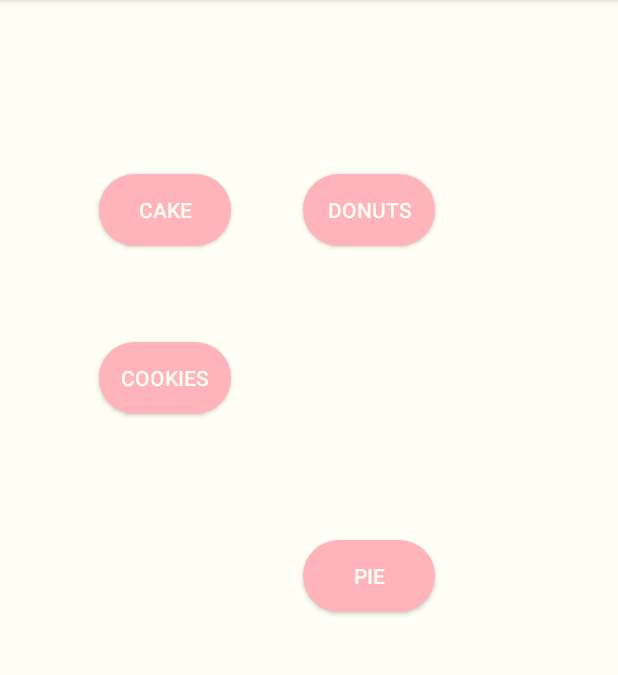
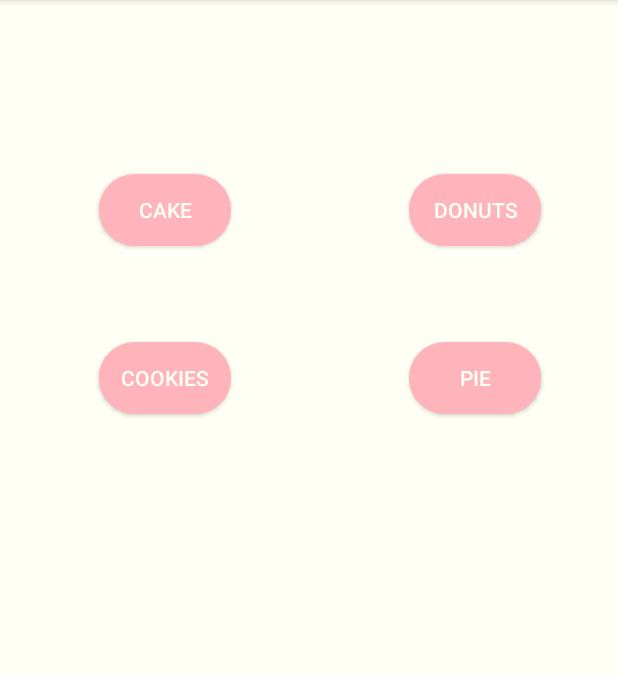
Before and after one commit to Abazzi/AndroidProject, an Android app: the screen it shows after launch (MainActivity), in the side drawer, after a tap on "Premade Dessert", on a phone screen of 412 x 824 dp, the part 84-759 px from its top. Run offline under Robolectric (Android 15) with nearby library versions, the phone set to English and light mode, and no system bars.

Commit message:
Centered the Description Text

```diff
--- a/app/src/main/java/com/example/adambazzi/drurylane/MainFragment.java
+++ b/app/src/main/java/com/example/adambazzi/drurylane/MainFragment.java
@@ -87,7 +87,7 @@ public class MainFragment extends Fragment {
         View view = inflater.inflate(R.layout.fragment_main, container, false);
 
 
-        dessertDescription = (TextView) view.findViewById(R.id.premadeDessertDescriptoin);
+        dessertDescription = (TextView) view.findViewById(R.id.premadeDessertDescription);
 
         list = (ListView) view.findViewById(R.id.premadeDessertListView);
 
--- a/app/src/main/java/com/example/adambazzi/drurylane/premadeMenu.java
+++ b/app/src/main/java/com/example/adambazzi/drurylane/premadeMenu.java
@@ -106,7 +106,7 @@ public class premadeMenu extends Fragment {
         View view = inflater.inflate(R.layout.fragment_premade_menu, container, false);
         list = (ListView) view.findViewById(R.id.premadeDessertListView);
 
-        dessertDescription = (TextView) view.findViewById(R.id.premadeDessertDescriptoin);
+        dessertDescription = (TextView) view.findViewById(R.id.premadeDessertDescription);
 
         addToCart = (Button) view.findViewById(R.id.addToCartButton);
 
--- a/app/src/main/res/layout/fragment_main.xml
+++ b/app/src/main/res/layout/fragment_main.xml
@@ -29,8 +29,7 @@
         android:layout_height="wrap_content"
         android:layout_alignBaseline="@+id/cake"
         android:layout_alignBottom="@+id/cake"
-        android:layout_marginStart="48dp"
-        android:layout_toEndOf="@+id/cake"
+        android:layout_alignStart="@+id/pie"
         android:background="@drawable/button"
         android:text="Donuts"
         android:textColor="@color/white" />
@@ -50,8 +49,10 @@
         android:id="@+id/pie"
         android:layout_width="wrap_content"
         android:layout_height="wrap_content"
-        android:layout_alignStart="@+id/donuts"
-        android:layout_centerVertical="true"
+        android:layout_alignBaseline="@+id/cookies"
+        android:layout_alignBottom="@+id/cookies"
+        android:layout_alignParentEnd="true"
+        android:layout_marginEnd="51dp"
         android:background="@drawable/button"
         android:text="Pie"
         android:textColor="@color/white" />
--- a/app/src/main/res/layout/fragment_premade_menu.xml
+++ b/app/src/main/res/layout/fragment_premade_menu.xml
@@ -12,13 +12,15 @@
         android:id="@+id/premadeDessertListView"
         android:layout_width="match_parent"
         android:layout_height="348dp"
+        android:listSelector="@color/blue"
         android:layout_weight="1"></ListView>
 
     <TextView
-        android:id="@+id/premadeDessertDescriptoin"
-        android:layout_width="197dp"
+        android:id="@+id/premadeDessertDescription"
+        android:layout_width="match_parent"
         android:layout_height="189dp"
         android:layout_weight="1"
+        android:textAlignment="center"
         android:textColor="@color/purple"
         android:textSize="20sp" />
 
```
